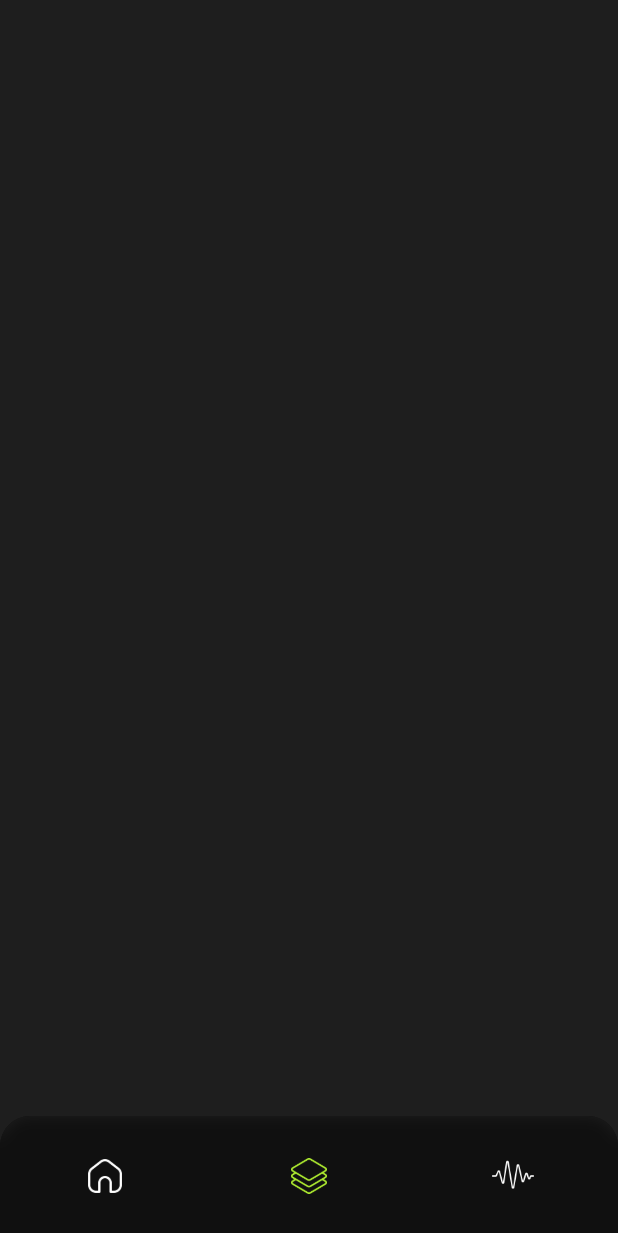
After one commit to Salim-Ali-94/neutrino, a Flutter app: the screen it shows after launch, item 2 of the bottom bar chosen, on a phone screen of 412 x 824 dp. The commit adds this screen. Shown: the top 1233 px of the screen. Run offline on Flutter 3.47's test engine with Material 2 defaults, Android fonts, the phone set to English and light mode, and no system bars; our stand-ins replace fl_chart, liquid_progress_indicator_v2.

Commit message:
added the advisor screen to the screen manager for navigation

```diff
--- /dev/null
+++ b/lib/screens/advisor.dart
@@ -0,0 +1,16 @@
+import "package:flutter/material.dart";
+import "package:neutrino/utility/constants.dart";
+
+
+class Advisor extends StatelessWidget {
+
+  const Advisor({ super.key });
+
+  @override
+  Widget build(BuildContext context) {
+
+    return Scaffold(backgroundColor: granite);
+
+  }
+
+}
--- a/lib/screens/analytics.dart
+++ b/lib/screens/analytics.dart
@@ -5,7 +5,7 @@ import "package:neutrino/utility/constants.dart";
 
 class Analytics extends StatelessWidget {
 
-  Analytics({ super.key });
+  const Analytics({ super.key });
 
   @override
   Widget build(BuildContext context) {
--- a/lib/utility/screen_manager.dart
+++ b/lib/utility/screen_manager.dart
@@ -3,6 +3,7 @@ import "package:neutrino/utility/constants.dart";
 import "package:neutrino/widgets/nav_bar.dart";
 import "package:neutrino/screens/home.dart";
 import "package:neutrino/screens/analytics.dart";
+import "package:neutrino/screens/advisor.dart";
 import "package:neutrino/utility/glass_box.dart";
 
 
@@ -20,8 +21,8 @@ class _ScreenManagerState extends State<ScreenManager> {
   int screen = 0;
 
   List<Widget> screens = [Home(),
-                          Home(),
-                          Analytics()];
+                          const Advisor(),
+                          const Analytics()];
 
   void screenTransition(int index) {
 
```
Lines whose indentation alone changed are shown as unchanged.
